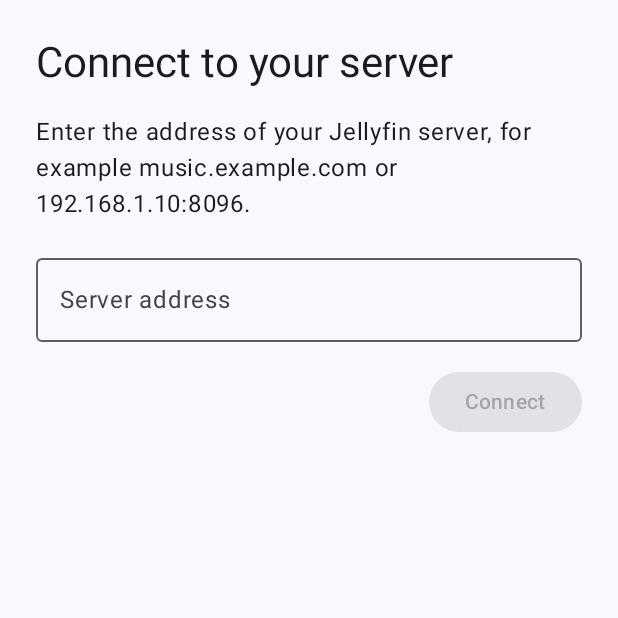
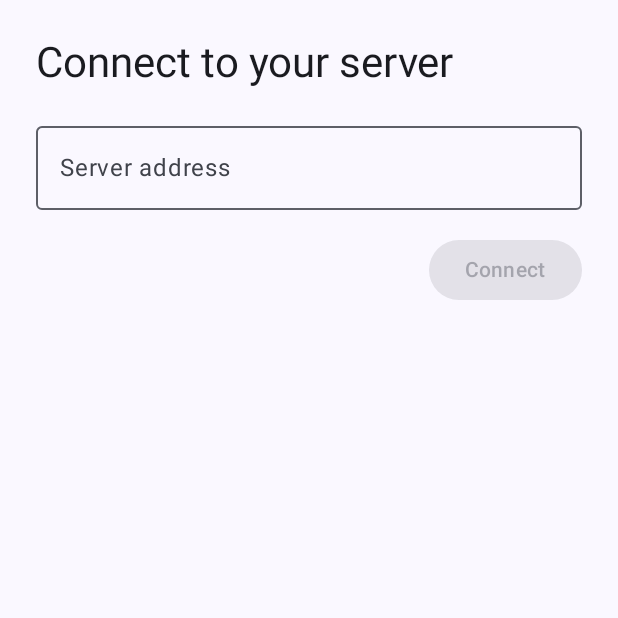
Before and after one commit to lorber13/jellyfin-music-player, an Android app built with Jetpack Compose: the screen it shows after launch (MainActivity), on a phone screen of 412 x 824 dp, the top half of it. Run offline under Robolectric (Android 15) with nearby library versions, the phone set to English and light mode, and no system bars; our stand-ins replace Dagger/Hilt's generated code, Navigation 3; libraries missing offline, so code that uses them is left out: androidx.hilt.lifecycle, org.jellyfin.sdk; 1 statement that could not run was skipped.

Commit message:
fix(login): replace server screen description with placeholder
The sentence with two example addresses was too long. The field now
shows music.example.com as a placeholder while it's empty.

Refs: ACC-01

Co-Authored-By: Claude Opus 5.5 <noreply@anthropic.com>
Claude-Session: https://claude.ai/code/session_01UH3ktxKxyDc5yQHsZuS36w

```diff
--- a/feature/login/src/main/kotlin/io/github/lorber13/jellyfinmusic/feature/login/ServerAddressScreen.kt
+++ b/feature/login/src/main/kotlin/io/github/lorber13/jellyfinmusic/feature/login/ServerAddressScreen.kt
@@ -129,16 +129,13 @@ private fun ColumnScope.AddressForm(
     onConnect: () -> Unit,
     onAllowLocalNetworkAccess: () -> Unit
 ) {
-    Text(
-        text = stringResource(R.string.feature_login_server_description),
-        style = MaterialTheme.typography.bodyLarge
-    )
     OutlinedTextField(
         value = address,
         onValueChange = onAddressChange,
         modifier = Modifier.fillMaxWidth(),
         enabled = !isChecking,
         label = { Text(stringResource(R.string.feature_login_server_address_label)) },
+        placeholder = { Text(stringResource(R.string.feature_login_server_address_placeholder)) },
         isError = failure != null,
         supportingText = failure?.let { reason ->
             {
--- a/feature/login/src/main/res/values/strings.xml
+++ b/feature/login/src/main/res/values/strings.xml
@@ -3,10 +3,11 @@
     <!-- Title of the first screen the user sees, where they enter the address of their
          Jellyfin server. -->
     <string name="feature_login_server_title">Connect to your server</string>
-    <!-- Explanation under the title. The two example addresses must stay as they are. -->
-    <string name="feature_login_server_description">Enter the address of your Jellyfin server, for example <xliff:g id="example_domain">music.example.com</xliff:g> or <xliff:g id="example_ip">192.168.1.10:8096</xliff:g>.</string>
     <!-- Label of the text field for the server address. -->
     <string name="feature_login_server_address_label">Server address</string>
+    <!-- Example shown in grey inside the empty server address field. A reserved example domain,
+         the same in every language. -->
+    <string name="feature_login_server_address_placeholder" translatable="false">music.example.com</string>
     <!-- Button that checks the entered server address. -->
     <string name="feature_login_connect">Connect</string>
     <!-- Shown on the connect button while the app tries to reach the server. -->
```
